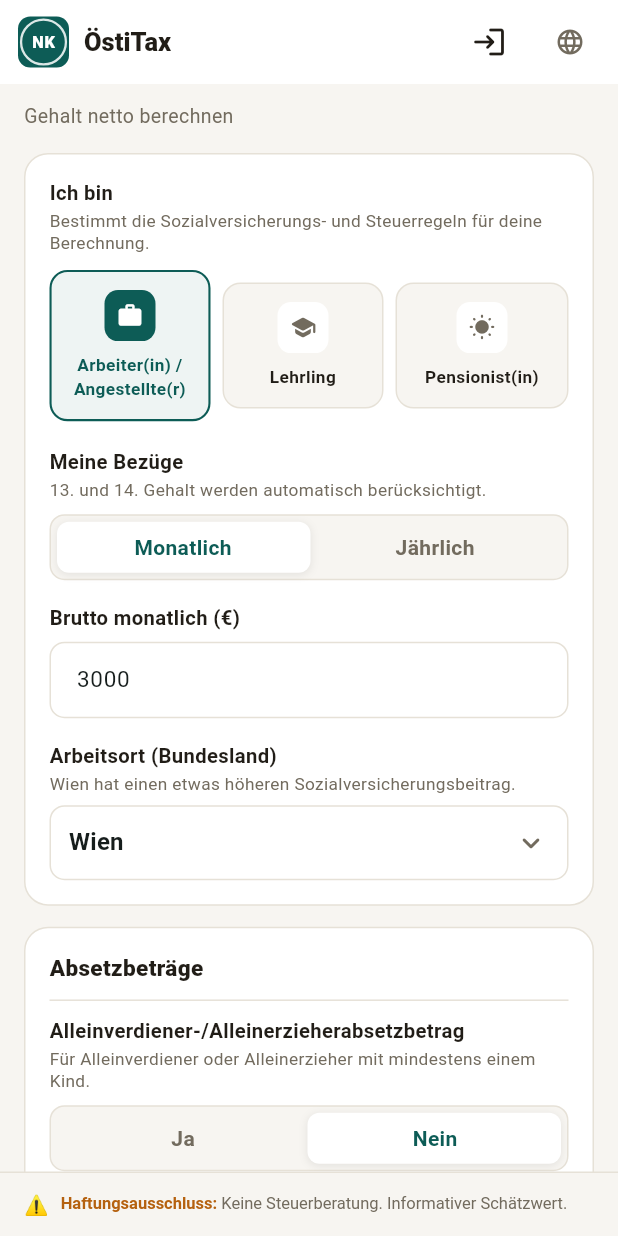
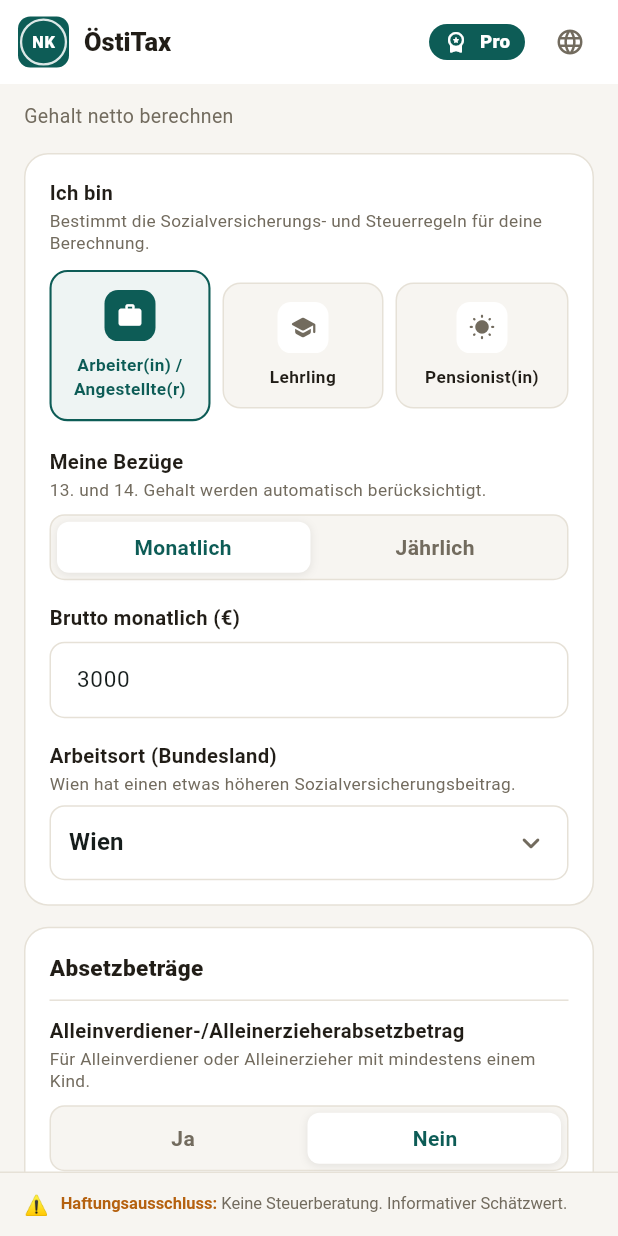
Before and after one commit to Danrandy18/OstiTax, a Flutter app: the CalculatorScreen screen opened by its route, on a phone screen of 412 x 824 dp. Run offline on Flutter 3.47's test engine with Material 3 defaults, Android fonts, the phone set to English and light mode, and no system bars; our stand-ins replace dio, flutter_riverpod, flutter_secure_storage, go_router, shared_preferences; accounts and stored records are empty; network calls fail.

Commit message:
feat(mobile): boton Pro con comparativa Gratis vs Pro en la app Flutter
El encabezado sustituye el icono de login por un boton "Pro" (icono + texto
corto; con sesion iniciada en pantallas estrechas, solo el icono) que abre
una hoja con la comparativa Gratis vs Pro, el precio y el acceso al pago. Quien
ya tiene cuenta entra desde la propia hoja.

El contador de intentos gratis pasa del encabezado a la linea del subtitulo:
con el boton nuevo, la cuenta y el idioma no cabia en 360 px (desborde de 19 a
65 px detectado con un widget test). Textos en los 6 idiomas.

Tests: completitud de traducciones y diseno sin desbordes a 360 px en los 6
idiomas, con y sin sesion, y sin boton para usuarios Pro.

Co-Authored-By: Claude Sonnet 5 <noreply@anthropic.com>
Claude-Session: https://claude.ai/code/session_01QC6woUuq9xbB5aLG1qKjJs

```diff
--- a/mobile/lib/core/l10n/app_strings.dart
+++ b/mobile/lib/core/l10n/app_strings.dart
@@ -112,6 +112,22 @@ class AppStrings {
       'attemptsRemaining': 'Gratis-Versuche',
       'proBadge': 'Pro',
       'upgradeToPro': 'Jetzt upgraden',
+      'upgradeCta': 'Auf Pro upgraden',
+      'compareTitle': 'Gratis oder Pro',
+      'compareSubtitle': 'Das schaltest du mit Pro frei.',
+      'compareFeatureCol': 'Funktion',
+      'compareFreeCol': 'Gratis',
+      'compareProCol': 'Pro',
+      'compareRowCalcs': 'Nettogehalt-Berechnungen',
+      'compareCalcsFree': '3 alle 24 Stunden',
+      'compareCalcsPro': 'Unbegrenzt',
+      'compareRowPdf': 'Offizielles PDF auf Deutsch',
+      'compareRowAccount': 'Pro im Web und in der App mit deinem Konto',
+      'compareRowOcr': 'Beleg-Scanner (OCR) für absetzbare Ausgaben',
+      'compareComingSoon': 'Demnächst',
+      'comparePriceLine': 'Ab 3,99 €/Monat · jederzeit kündbar',
+      'compareChoosePlan': 'Tarif wählen',
+      'compareHaveAccount': 'Schon ein Konto? Anmelden',
       'paymentModalTitle': 'Pro freischalten',
       'paymentModalSubtitle': 'Unbegrenzte Berechnungen mit monatlichem Abo.',
       'planSelectHeading': 'Abo-Laufzeit wählen',
@@ -304,6 +320,22 @@ class AppStrings {
       'attemptsRemaining': 'Free tries left',
       'proBadge': 'Pro',
       'upgradeToPro': 'Upgrade now',
+      'upgradeCta': 'Upgrade to Pro',
+      'compareTitle': 'Free vs. Pro',
+      'compareSubtitle': 'Here is what you unlock with Pro.',
+      'compareFeatureCol': 'Feature',
+      'compareFreeCol': 'Free',
+      'compareProCol': 'Pro',
+      'compareRowCalcs': 'Net salary calculations',
+      'compareCalcsFree': '3 every 24 hours',
+      'compareCalcsPro': 'Unlimited',
+      'compareRowPdf': 'Official PDF in German',
+      'compareRowAccount': 'Pro on web and in the app with your account',
+      'compareRowOcr': 'Receipt scanner (OCR) for deductible expenses',
+      'compareComingSoon': 'Coming soon',
+      'comparePriceLine': 'From €3.99/month · cancel anytime',
+      'compareChoosePlan': 'Choose my plan',
+      'compareHaveAccount': 'Already have an account? Log in',
       'paymentModalTitle': 'Unlock Pro',
       'paymentModalSubtitle':
           'Unlimited calculations with a monthly subscription.',
@@ -492,6 +524,22 @@ class AppStrings {
       'attemptsRemaining': 'Ücretsiz deneme',
       'proBadge': 'Pro',
       'upgradeToPro': "Pro'ya yükselt",
+      'upgradeCta': "Pro'ya geç",
+      'compareTitle': 'Ücretsiz ve Pro',
+      'compareSubtitle': 'Pro ile şunların kilidini açarsın.',
+      'compareFeatureCol': 'Özellik',
+      'compareFreeCol': 'Ücretsiz',
+      'compareProCol': 'Pro',
+      'compareRowCalcs': 'Net maaş hesaplamaları',
+      'compareCalcsFree': 'Her 24 saatte 3',
+      'compareCalcsPro': 'Sınırsız',
+      'compareRowPdf': 'Almanca resmi PDF',
+      'compareRowAccount': 'Hesabınla web ve uygulamada Pro',
+      'compareRowOcr': 'Düşülebilir giderler için fiş tarayıcı (OCR)',
+      'compareComingSoon': 'Yakında',
+      'comparePriceLine': "Aylık 3,99 €'dan başlayan fiyatlarla · istediğin zaman iptal",
+      'compareChoosePlan': 'Planımı seç',
+      'compareHaveAccount': 'Zaten hesabın var mı? Giriş yap',
       'paymentModalTitle': "Pro'yu aç",
       'paymentModalSubtitle': 'Aylık abonelikle sınırsız hesaplama.',
       'planSelectHeading': 'Abonelik süresini seç',
@@ -677,6 +725,22 @@ class AppStrings {
       'attemptsRemaining': 'Besplatni pokušaji',
       'proBadge': 'Pro',
       'upgradeToPro': 'Nadogradi',
+      'upgradeCta': 'Pređi na Pro',
+      'compareTitle': 'Besplatno i Pro',
+      'compareSubtitle': 'Ovo otključavaš uz Pro.',
+      'compareFeatureCol': 'Funkcija',
+      'compareFreeCol': 'Besplatno',
+      'compareProCol': 'Pro',
+      'compareRowCalcs': 'Obračun neto plate',
+      'compareCalcsFree': '3 svaka 24 sata',
+      'compareCalcsPro': 'Neograničeno',
+      'compareRowPdf': 'Službeni PDF na njemačkom',
+      'compareRowAccount': 'Pro na webu i u aplikaciji s tvojim računom',
+      'compareRowOcr': 'Skener računa (OCR) za odbitne troškove',
+      'compareComingSoon': 'Uskoro',
+      'comparePriceLine': 'Od 3,99 €/mjesečno · otkaži kad želiš',
+      'compareChoosePlan': 'Odaberi moj plan',
+      'compareHaveAccount': 'Već imaš račun? Prijavi se',
       'paymentModalTitle': 'Otključaj Pro',
       'paymentModalSubtitle': 'Neograničeni izračuni uz mjesečnu pretplatu.',
       'planSelectHeading': 'Odaberi trajanje pretplate',
@@ -867,6 +931,22 @@ class AppStrings {
       'attemptsRemaining': 'Intentos gratis',
       'proBadge': 'Pro',
       'upgradeToPro': 'Mejorar a Pro',
+      'upgradeCta': 'Mejorar a Pro',
+      'compareTitle': 'Gratis vs. Pro',
+      'compareSubtitle': 'Esto es lo que desbloqueas con Pro.',
+      'compareFeatureCol': 'Función',
+      'compareFreeCol': 'Gratis',
+      'compareProCol': 'Pro',
+      'compareRowCalcs': 'Cálculos de salario neto',
+      'compareCalcsFree': '3 cada 24 horas',
+      'compareCalcsPro': 'Ilimitados',
+      'compareRowPdf': 'PDF oficial en alemán',
+      'compareRowAccount': 'Pro en la web y en la app con tu cuenta',
+      'compareRowOcr': 'Escáner de recibos (OCR) para gastos deducibles',
+      'compareComingSoon': 'Próximamente',
+      'comparePriceLine': 'Desde 3,99 €/mes · cancela cuando quieras',
+      'compareChoosePlan': 'Elegir mi plan',
+      'compareHaveAccount': '¿Ya tienes cuenta? Inicia sesión',
       'paymentModalTitle': 'Desbloquear Pro',
       'paymentModalSubtitle': 'Cálculos ilimitados con suscripción mensual.',
       'planSelectHeading': 'Elige la duración de tu suscripción',
@@ -1053,6 +1133,22 @@ class AppStrings {
       'attemptsRemaining': 'Безкоштовні спроби',
       'proBadge': 'Pro',
       'upgradeToPro': 'Оновити до Pro',
+      'upgradeCta': 'Перейти на Pro',
+      'compareTitle': 'Безкоштовно та Pro',
+      'compareSubtitle': 'Ось що відкриває Pro.',
+      'compareFeatureCol': 'Функція',
+      'compareFreeCol': 'Безкоштовно',
+      'compareProCol': 'Pro',
+      'compareRowCalcs': 'Розрахунки нетто-зарплати',
+      'compareCalcsFree': '3 кожні 24 години',
+      'compareCalcsPro': 'Без обмежень',
+      'compareRowPdf': 'Офіційний PDF німецькою',
+      'compareRowAccount': 'Pro у вебі та в застосунку з твоїм акаунтом',
+      'compareRowOcr': 'Сканер чеків (OCR) для витрат, що вираховуються з податку',
+      'compareComingSoon': 'Незабаром',
+      'comparePriceLine': 'Від 3,99 €/міс · скасуй будь-коли',
+      'compareChoosePlan': 'Обрати мій план',
+      'compareHaveAccount': 'Уже маєш акаунт? Увійти',
       'paymentModalTitle': 'Активувати Pro',
       'paymentModalSubtitle': 'Необмежені розрахунки за місячною підпискою.',
       'planSelectHeading': 'Оберіть термін підписки',
--- a/mobile/lib/features/calculator/presentation/calculator_screen.dart
+++ b/mobile/lib/features/calculator/presentation/calculator_screen.dart
@@ -11,6 +11,7 @@ import '../../../core/widgets/legal_disclaimer_footer.dart';
 import '../../../core/widgets/segmented_toggle.dart';
 import '../../auth/presentation/auth_controller.dart';
 import '../../payment/presentation/payment_sheet.dart';
+import '../../payment/presentation/upgrade_sheet.dart';
 import '../../session/presentation/session_controller.dart';
 import '../domain/calculation_models.dart';
 import 'calculator_controller.dart';
@@ -89,7 +90,8 @@ class _CalculatorScreenState extends ConsumerState<CalculatorScreen> {
     final session = ref.watch(sessionControllerProvider);
     final auth = ref.watch(authControllerProvider);
     final form = calcState.form;
-    final isPro = (auth.account?.isPro ?? false) || (session.status?.isPro ?? false);
+    final isPro =
+        (auth.account?.isPro ?? false) || (session.status?.isPro ?? false);
 
     ref.listen<CalculatorState>(calculatorControllerProvider, (previous, next) {
       if (next.paymentRequired && !_paymentSheetQueued) {
@@ -122,22 +124,24 @@ class _CalculatorScreenState extends ConsumerState<CalculatorScreen> {
           ],
         ),
         actions: [
-          if (session.status != null)
-            _StatusBadge(
-              isPro: isPro,
-              freeAttemptsRemaining: session.status!.freeAttemptsRemaining,
+          // El contador de intentos va junto al subtitulo, en el cuerpo: junto al boton Pro, la
+          // cuenta y el idioma no cabe en 360 px.
+          if (session.status != null && isPro) const _StatusBadge(isPro: true),
+          if (!isPro)
+            _UpgradeButton(
+              // Con sesión iniciada además hay icono de cuenta: en pantallas estrechas el botón
+              // pasa a ser solo el icono para que el encabezado no se desborde.
+              compact:
+                  auth.account != null &&
+                  MediaQuery.sizeOf(context).width < 420,
+              onPressed: () => showUpgradeSheet(context),
             ),
           if (auth.account != null)
             IconButton(
               icon: const Icon(Icons.person_outline_rounded),
               tooltip: auth.account!.email,
+              visualDensity: VisualDensity.compact,
               onPressed: () => context.push('/account'),
-            )
-          else
-            IconButton(
-              icon: const Icon(Icons.login_rounded),
-              tooltip: ref.tr('authLoginButton'),
-              onPressed: () => context.push('/login'),
             ),
           const SizedBox(width: 6),
           _LanguageMenu(),
@@ -148,12 +152,26 @@ class _CalculatorScreenState extends ConsumerState<CalculatorScreen> {
         child: ListView(
           padding: const EdgeInsets.fromLTRB(16, 12, 16, 32),
           children: [
-            Text(
-              ref.tr('appSubtitle'),
-              style: const TextStyle(
-                color: AppColors.textSecondary,
-                fontSize: 13,
-              ),
+            Row(
+              children: [
+                Expanded(
+                  child: Text(
+                    ref.tr('appSubtitle'),
+                    style: const TextStyle(
+                      color: AppColors.textSecondary,
+                      fontSize: 13,
+                    ),
+                  ),
+                ),
+                if (session.status != null && !isPro) ...[
+                  const SizedBox(width: 8),
+                  _StatusBadge(
+                    isPro: false,
+                    freeAttemptsRemaining:
+                        session.status!.freeAttemptsRemaining,
+                  ),
+                ],
+              ],
             ),
             const SizedBox(height: 16),
 
@@ -461,6 +479,44 @@ class _CalculatorScreenState extends ConsumerState<CalculatorScreen> {
         ),
       ),
       bottomNavigationBar: const LegalDisclaimerFooter(),
+    );
+  }
+}
+
+/// Botón compacto (icono + "Pro") para no desbordar el encabezado en móviles estrechos;
+/// el texto completo "Mejorar a Pro" va como tooltip y dentro de la comparativa.
+/// Quien ya tiene cuenta entra desde la propia comparativa.
+class _UpgradeButton extends ConsumerWidget {
+  const _UpgradeButton({required this.onPressed, this.compact = false});
+  final VoidCallback onPressed;
+  final bool compact;
+
+  @override
+  Widget build(BuildContext context, WidgetRef ref) {
+    if (compact) {
+      return IconButton.filled(
+        onPressed: onPressed,
+        tooltip: ref.tr('upgradeCta'),
+        icon: const Icon(Icons.workspace_premium_rounded, size: 18),
+        visualDensity: VisualDensity.compact,
+      );
+    }
+    return Tooltip(
+      message: ref.tr('upgradeCta'),
+      child: FilledButton.icon(
+        onPressed: onPressed,
+        icon: const Icon(Icons.workspace_premium_rounded, size: 16),
+        label: Text(
+          ref.tr('proBadge'),
+          style: const TextStyle(fontWeight: FontWeight.w800, fontSize: 12.5),
+        ),
+        style: FilledButton.styleFrom(
+          padding: const EdgeInsets.symmetric(horizontal: 10),
+          minimumSize: const Size(0, 32),
+          tapTargetSize: MaterialTapTargetSize.shrinkWrap,
+          visualDensity: VisualDensity.compact,
+        ),
+      ),
     );
   }
 }
```
Also changed, not shown: mobile/lib/features/payment/presentation/upgrade_sheet.dart (added, +315 -0 lines), 3 other files.
